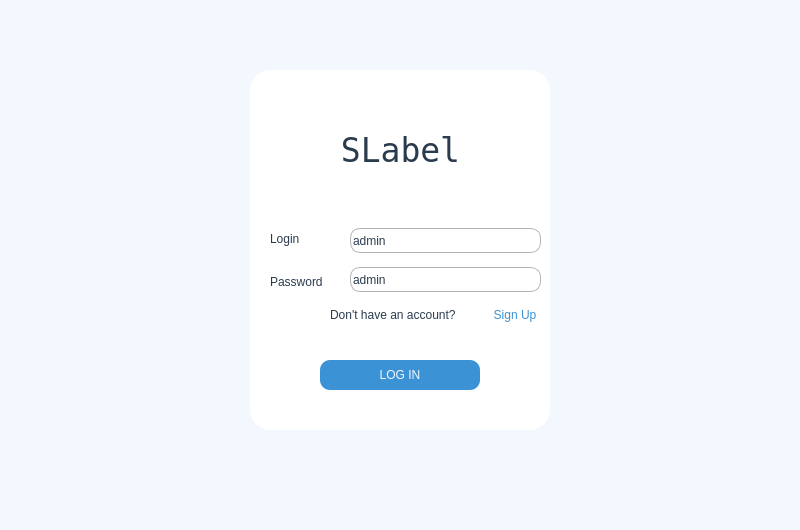
The window that uis/login_window.ui (pavdmit/sl2) describes before a commit, drawn with Qt 5.
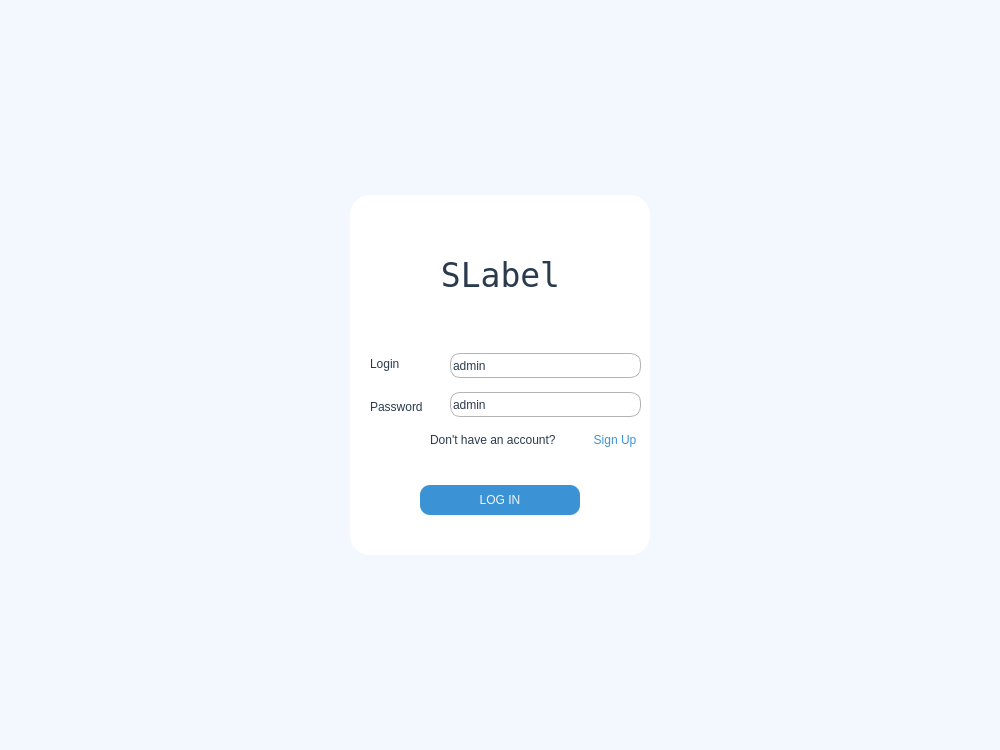
The same window after the commit.

The edit to the form file:
```diff
--- a/uis/login_window.ui
+++ b/uis/login_window.ui
@@ -6,20 +6,20 @@
    <rect>
     <x>0</x>
     <y>0</y>
-    <width>800</width>
-    <height>530</height>
+    <width>1000</width>
+    <height>750</height>
    </rect>
   </property>
   <property name="minimumSize">
    <size>
-    <width>800</width>
-    <height>530</height>
+    <width>1000</width>
+    <height>750</height>
    </size>
   </property>
   <property name="maximumSize">
    <size>
-    <width>800</width>
-    <height>530</height>
+    <width>1000</width>
+    <height>750</height>
    </size>
   </property>
   <property name="windowTitle">
@@ -46,8 +46,8 @@
     <rect>
      <x>0</x>
      <y>0</y>
-     <width>800</width>
-     <height>530</height>
+     <width>1000</width>
+     <height>750</height>
     </rect>
    </property>
    <property name="styleSheet">
@@ -62,8 +62,8 @@
    <widget class="QFrame" name="frame">
     <property name="geometry">
      <rect>
-      <x>250</x>
-      <y>70</y>
+      <x>350</x>
+      <y>195</y>
       <width>300</width>
       <height>360</height>
      </rect>
```
